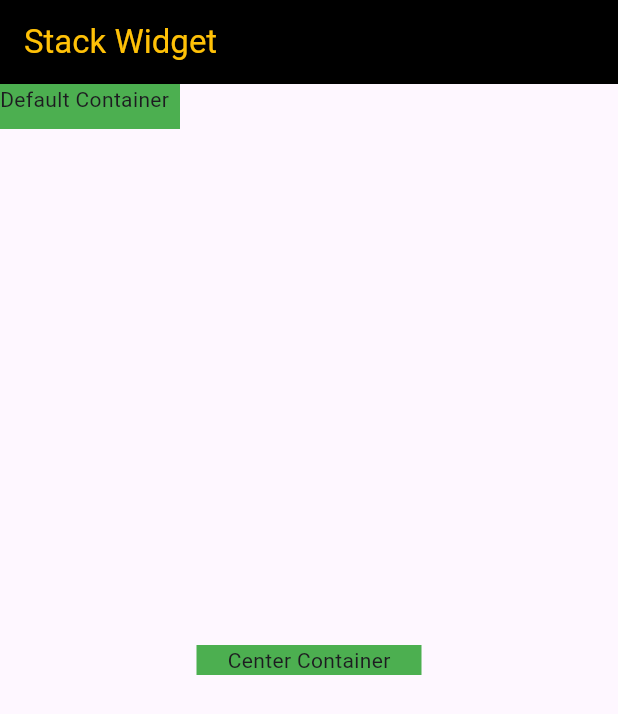
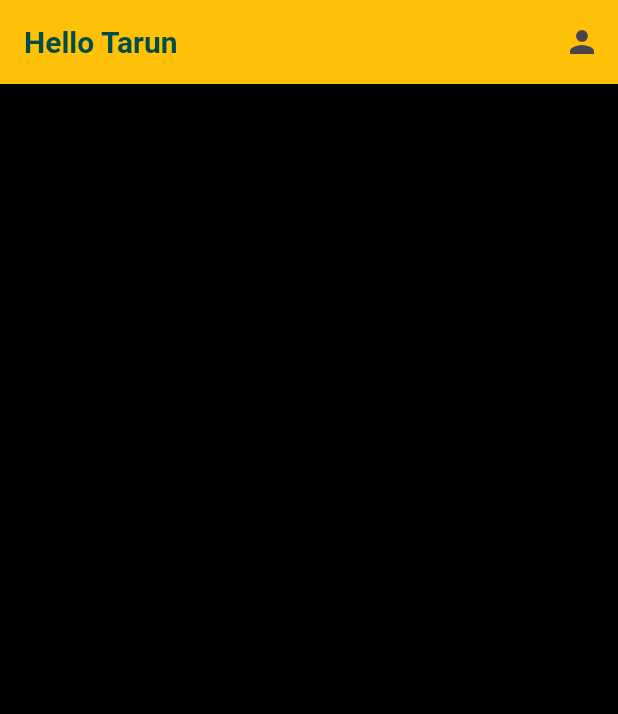
Before and after one commit to tarun1sisodia/Flutter, a Flutter app: the screen it shows after launch, on a phone screen of 412 x 824 dp. Shown: the top 714 px of the screen. Run offline on Flutter 3.47's test engine with Material 3 defaults, Android fonts, the phone set to English and light mode, and no system bars; Roboto replaces fonts that are missing (Times New Roman).

Commit message:
Design of App Bar

```diff
--- a/big_brains/lib/main.dart
+++ b/big_brains/lib/main.dart
@@ -8,6 +8,7 @@ import 'day0.dart';
 import 'column.dart';
 import 'raw.dart';
 import 'StackWidget.dart';
+import 'text_widget.dart';
 
 void main() {
   runApp(const MainApp());
@@ -19,7 +20,7 @@ class MainApp extends StatelessWidget {
   @override
   Widget build(BuildContext context) {
     return const MaterialApp(
-      home: StackWidget(),
+      home: TextWidget(),
       debugShowCheckedModeBanner: false,
     );
   }
--- /dev/null
+++ b/big_brains/lib/text_widget.dart
@@ -0,0 +1,29 @@
+import 'package:flutter/material.dart';
+
+class TextWidget extends StatelessWidget {
+  const TextWidget({Key? key}) : super(key: key);
+
+  @override
+  Widget build(BuildContext context) {
+    return Scaffold(
+      appBar: AppBar(
+        title: Text(
+          "Hello Tarun",
+          style: TextStyle(
+              color: const Color.fromARGB(255, 0, 77, 71),
+              fontFamily: 'Times New Roman',
+              fontSize: 20,
+              fontWeight: FontWeight.bold
+              ),
+        ),
+        actions: [
+          IconButton(onPressed: (){}, icon: Icon(Icons.person))
+        ],
+        backgroundColor: Colors.amber,
+      ),
+      body: Container(
+        color: Colors.black,
+      ),
+    );
+  }
+}
```
